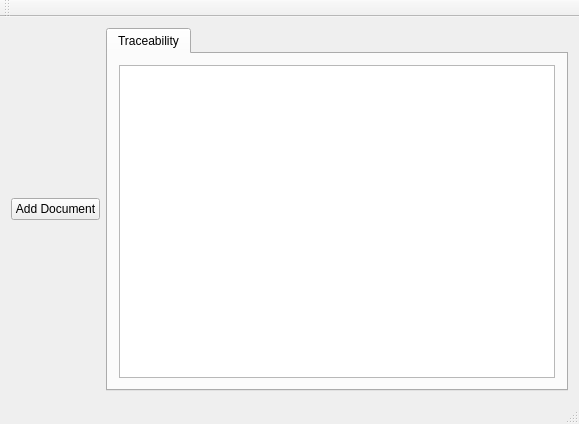
First picture: the form in mainwindow.ui, repository JoseCM/TraceabilityMatrix, before the edit.
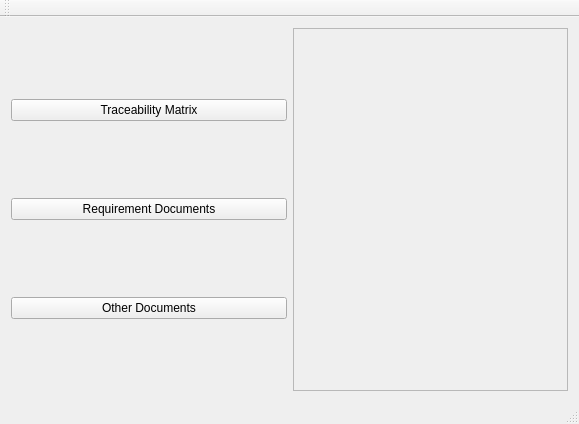
Second picture: the form after the edit.

```diff
--- a/mainwindow.ui
+++ b/mainwindow.ui
@@ -16,33 +16,38 @@
   <widget class="QWidget" name="centralWidget">
    <layout class="QHBoxLayout" name="horizontalLayout">
     <item>
-     <widget class="QPushButton" name="addDocButton">
-      <property name="text">
-       <string>Add Document</string>
-      </property>
-     </widget>
+     <layout class="QVBoxLayout" name="verticalLayout">
+      <item>
+       <widget class="QPushButton" name="pushButton">
+        <property name="text">
+         <string>Traceability Matrix</string>
+        </property>
+       </widget>
+      </item>
+      <item>
+       <widget class="QPushButton" name="pushButton_2">
+        <property name="text">
+         <string>Requirement Documents</string>
+        </property>
+       </widget>
+      </item>
+      <item>
+       <widget class="QPushButton" name="pushButton_3">
+        <property name="text">
+         <string>Other Documents</string>
+        </property>
+       </widget>
+      </item>
+     </layout>
     </item>
     <item>
-     <widget class="QTabWidget" name="tabWidget">
-      <property name="sizePolicy">
-       <sizepolicy hsizetype="Expanding" vsizetype="Expanding">
-        <horstretch>0</horstretch>
-        <verstretch>0</verstretch>
-       </sizepolicy>
+     <widget class="QFrame" name="frame">
+      <property name="frameShape">
+       <enum>QFrame::StyledPanel</enum>
       </property>
-      <property name="currentIndex">
-       <number>0</number>
+      <property name="frameShadow">
+       <enum>QFrame::Raised</enum>
       </property>
-      <widget class="QWidget" name="tab">
-       <attribute name="title">
-        <string>Traceability</string>
-       </attribute>
-       <layout class="QHBoxLayout" name="horizontalLayout_2">
-        <item>
-         <widget class="QTableView" name="tableView"/>
-        </item>
-       </layout>
-      </widget>
      </widget>
     </item>
    </layout>
```
